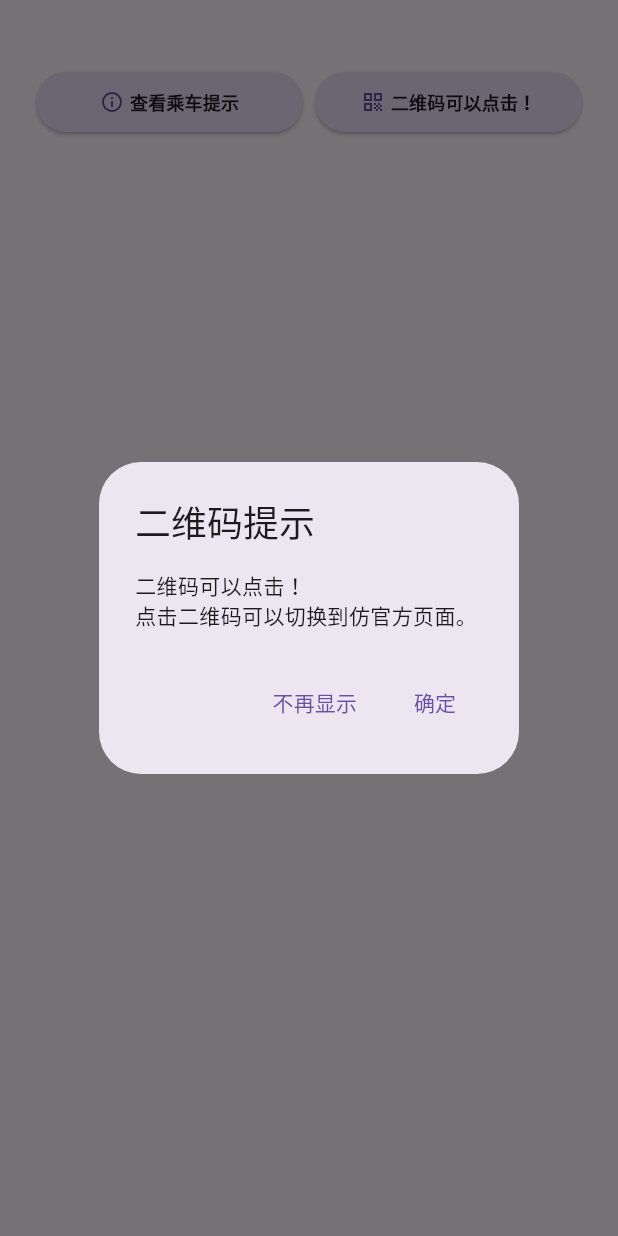
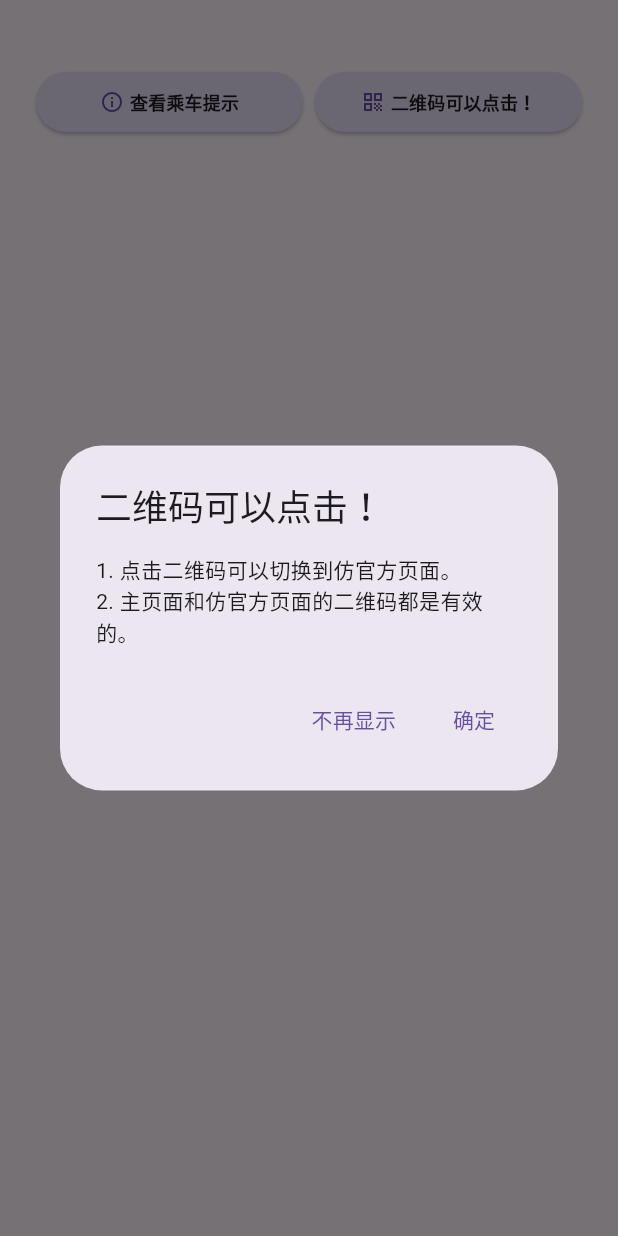
Before and after one commit to VariantConst/Marchkov-Helper, a Flutter app: the RidePage screen opened directly, after a tap on "二维码可以点击！", on a phone screen of 412 x 824 dp. Run offline on Flutter 3.47's test engine with Material 3 defaults, Android fonts, the phone set to English and light mode, and no system bars; our stand-ins replace cookie_jar, fl_chart, flutter_svg, package_info_plus, qr_flutter, shared_preferences and 1 more; accounts and stored records are empty; network calls fail; statements that could not run were skipped.

Commit message:
style(ride): update text styles and dialog content

```diff
--- a/lib/screens/ride/ride_card.dart
+++ b/lib/screens/ride/ride_card.dart
@@ -283,11 +283,11 @@ class SafariStyleQRCodePage extends StatelessWidget {
           Divider(color: pekingRed),
           Text(
             '【$routeName】',
-            style: TextStyle(fontSize: 16),
+            style: TextStyle(fontSize: 16, color: Colors.black),
           ),
           Text(
             '预约时段：$fullDepartureTime',
-            style: TextStyle(fontSize: 16),
+            style: TextStyle(fontSize: 16, color: Colors.black),
           ),
           SizedBox(height: 20),
           Container(
--- a/lib/screens/ride/ride_page.dart
+++ b/lib/screens/ride/ride_page.dart
@@ -485,13 +485,13 @@ class RidePageState extends State<RidePage> with AutomaticKeepAliveClientMixin {
     showDialog(
       context: context,
       builder: (context) => AlertDialog(
-        title: Text('二维码提示'),
+        title: Text('二维码可以点击！'),
         content: Column(
           mainAxisSize: MainAxisSize.min,
           crossAxisAlignment: CrossAxisAlignment.start,
           children: [
-            Text('二维码可以点击！'),
-            Text('点击二维码可以切换到仿官方页面。'),
+            Text('1. 点击二维码可以切换到仿官方页面。'),
+            Text('2. 主页面和仿官方页面的二维码都是有效的。'),
           ],
         ),
         actions: [
```
